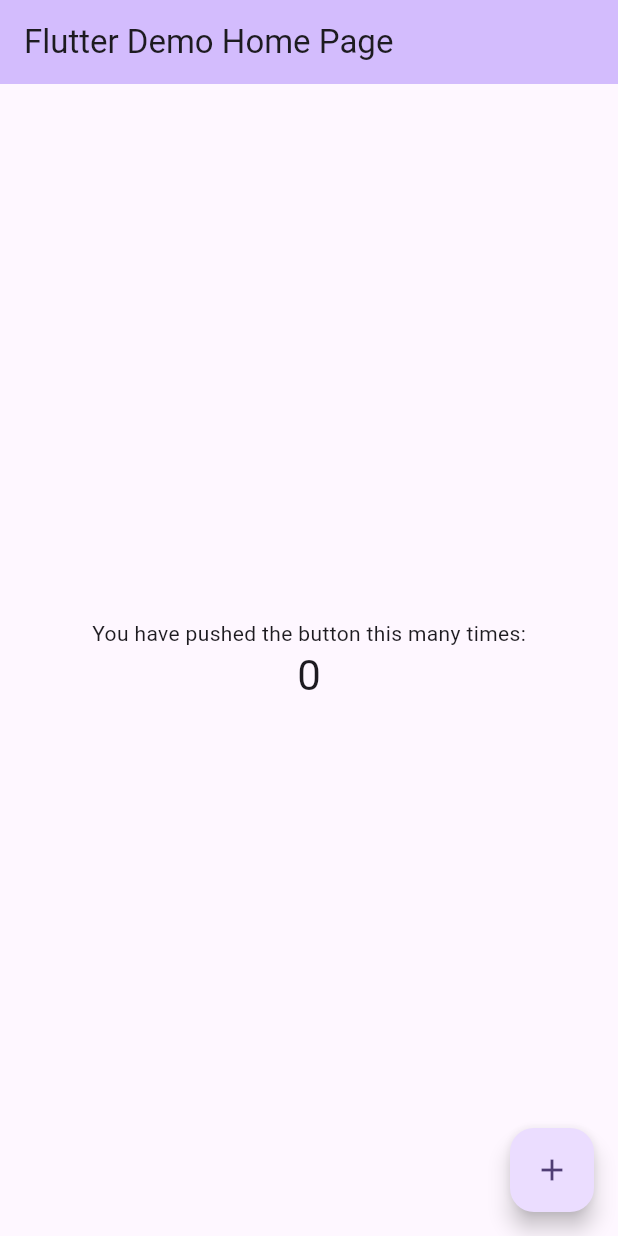
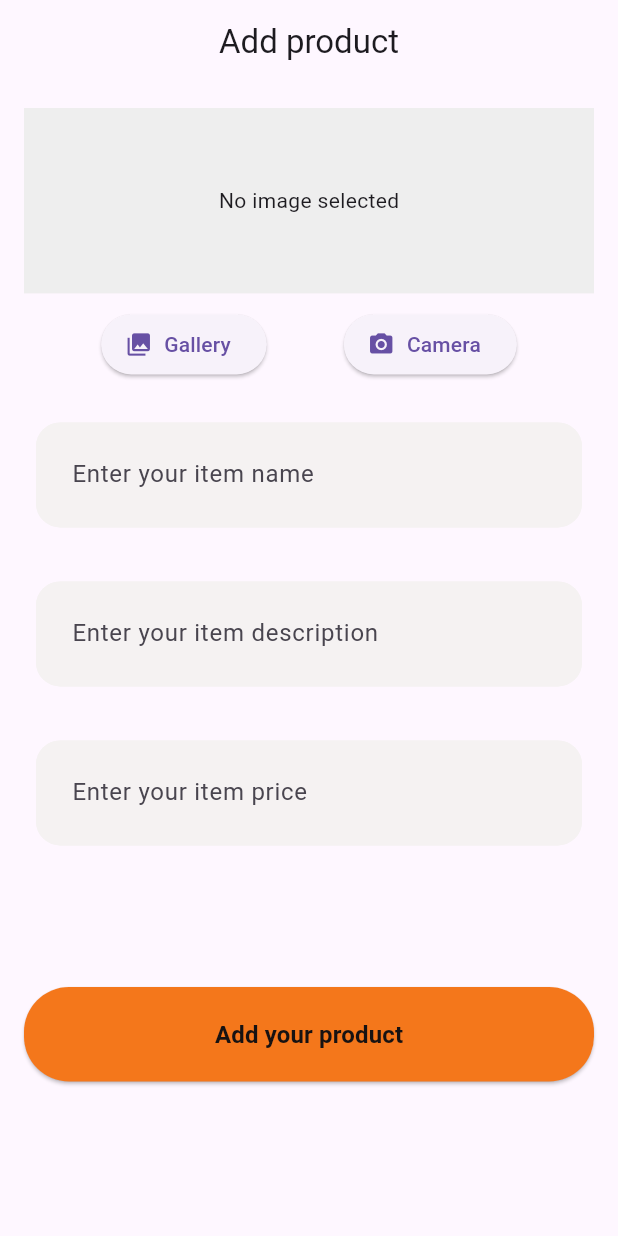
Before and after one commit to osama21245/3la-ad-el-eed, a Flutter app: the screen it shows after launch, on a phone screen of 412 x 824 dp. Run offline on Flutter 3.47's test engine with Material 3 defaults, Android fonts, the phone set to English and light mode, and no system bars; our stand-ins replace cloud_firestore, firebase_core, flutter_bloc, get_it, image_picker; accounts and stored records are empty.

Commit message:
finished add product ui and logic

```diff
--- /dev/null
+++ b/lib/core/theme/app_palette.dart
@@ -0,0 +1,8 @@
+import 'package:flutter/material.dart';
+
+class AppPalette {
+  static const Color mainColor = Color(0xffF4771B);
+  static const Color lightGrayColor= Color(0xffF5F2F2);
+  static const Color white = Colors.white;
+  static const Color black = Colors.black;
+}
--- /dev/null
+++ b/lib/features/shops/data/data_source/add_product_remote_data_source.dart
@@ -0,0 +1,35 @@
+import 'dart:io';
+import 'package:cloud_firestore/cloud_firestore.dart';
+
+import '../../../../core/helpers/image_converter.dart';
+
+abstract class AddProductRemoteDataSource {
+  Future<void> addProduct({
+    required String name,
+    required String description,
+    required String price,
+    required File imageFile,
+  });
+}
+
+class AddProductRemoteDataSourceImpl implements AddProductRemoteDataSource {
+  final FirebaseFirestore firestore;
+
+  AddProductRemoteDataSourceImpl({required this.firestore});
+  @override
+  Future<void> addProduct({
+    required String name,
+    required String description,
+    required String price,
+    required File imageFile,
+  }) async {
+    final imageBase64 = await convertImageToBase64(imageFile);
+
+    await FirebaseFirestore.instance.collection('products').add({
+      'name': name,
+      'description': description,
+      'price': price,
+      'imageBase64': imageBase64, // saved as a string
+    });
+  }
+}
--- /dev/null
+++ b/lib/features/shops/data/repository/add_produt_repository.dart
@@ -0,0 +1,32 @@
+import 'dart:io';
+
+import 'package:_3la_ad_el_eed/features/shops/data/data_source/add_product_remote_data_source.dart';
+
+abstract class AddProductRepository {
+  Future<void> addProduct({
+    required String name,
+    required String description,
+    required String price,
+    required File imageFile,
+  });
+}
+
+class AddProductRepositoryImpl implements AddProductRepository {
+  final AddProductRemoteDataSource addProductRemoteDataSource;
+
+  AddProductRepositoryImpl({required this.addProductRemoteDataSource});
+  @override
+  Future<void> addProduct({
+    required String name,
+    required String description,
+    required String price,
+    required File imageFile,
+  }) {
+    return addProductRemoteDataSource.addProduct(
+      name: name,
+      description: description,
+      price: price,
+      imageFile: imageFile,
+    );
+  }
+}
--- a/lib/features/shops/view/controllers/add_product_cubit.dart
+++ b/lib/features/shops/view/controllers/add_product_cubit.dart
@@ -1,11 +1,14 @@
+import 'dart:io';
+import 'package:_3la_ad_el_eed/features/shops/data/repository/add_produt_repository.dart';
 import 'package:flutter_bloc/flutter_bloc.dart';
 import 'package:_3la_ad_el_eed/features/shops/data/repository/shops_repository.dart';
 import 'add_product_state.dart';
 
 class AddProductCubit extends Cubit<AddProductState> {
   final ShopsRepository shopsRepository;
+  final AddProductRepository addProductRepository;
 
-  AddProductCubit({required this.shopsRepository})
+  AddProductCubit({required this.addProductRepository,required this.shopsRepository})
     : super(AddProductState(status: AddProductStatus.initial));
 
   Future<void> getShops() async {
@@ -20,4 +23,24 @@ class AddProductCubit extends Cubit<AddProductState> {
       );
     }
   }
+
+  Future<void> addProduct({
+    required String name,
+    required String description,
+    required String price,
+    required File imageBase64,
+  }) async {
+    emit(state.copyWith(status: AddProductStatus.loading));
+    try {
+      await addProductRepository.addProduct(
+        name: name,
+        description: description,
+        price: price,
+        imageFile: imageBase64,
+      );
+      emit(state.copyWith(status: AddProductStatus.success));
+    } catch (e) {
+      emit(state.copyWith(status: AddProductStatus.error, error: e.toString()));
+    }
+  }
 }
--- a/lib/features/shops/view/screens/add_product.dart
+++ b/lib/features/shops/view/screens/add_product.dart
@@ -0,0 +1,138 @@
+import 'dart:io';
+import 'package:flutter/material.dart';
+import 'package:flutter_bloc/flutter_bloc.dart';
+import '../../../../core/di/dependency_injection.dart';
+import '../../../../core/theme/app_palette.dart';
+import '../controllers/add_product_cubit.dart';
+import '../controllers/add_product_state.dart';
+import '../widgets/custom_button.dart';
+import '../widgets/custom_text_form_filed.dart';
+import '../widgets/image_picker_filed.dart';
+
+class AddProduct extends StatefulWidget {
+  const AddProduct({super.key});
+
+  @override
+  State<AddProduct> createState() => _AddProductState();
+}
+
+final TextEditingController nameController = TextEditingController();
+final TextEditingController descriptionController = TextEditingController();
+final TextEditingController priceController = TextEditingController();
+final formKey = GlobalKey<FormState>();
+File? selectedImage;
+
+class _AddProductState extends State<AddProduct> {
+  @override
+  Widget build(BuildContext context) {
+    final size = MediaQuery.sizeOf(context);
+
+    return Scaffold(
+      appBar: AppBar(title: const Text("Add product"), centerTitle: true),
+      body: BlocProvider(
+        create: (context) => sl<AddProductCubit>(),
+        child: BlocConsumer<AddProductCubit, AddProductState>(
+          listener: (context, state) {
+            if (state.isSuccess) {
+              ScaffoldMessenger.of(context).showSnackBar(
+                const SnackBar(content: Text("Product added successfully")),
+              );
+              nameController.clear();
+              descriptionController.clear();
+              priceController.clear();
+              setState(() => selectedImage = null);
+            } else if (state.isError) {
+              ScaffoldMessenger.of(
+                context,
+              ).showSnackBar(SnackBar(content: Text("Failed: ${state.error}")));
+            }
+          },
+          builder: (context, state) {
+            if (state.isLoading) {
+              return const Center(child: CircularProgressIndicator());
+            }
+
+            return SingleChildScrollView(
+              padding: const EdgeInsets.all(16),
+              child: Form(
+                key: formKey,
+                child: Column(
+                  crossAxisAlignment: CrossAxisAlignment.stretch,
+                  children: [
+                    ImagePickerField(
+                      onImageSelected: (file) {
+                        selectedImage = file;
+                      },
+                    ),
+                    const SizedBox(height: 16),
+                    CustomTextFormFiled(
+                      hintText: "Enter your item name",
+                      controller: nameController,
+                      validator: (text) {
+                        if (text == null || text.trim().isEmpty) {
+                          return "Please enter item name";
+                        }
+                        return null;
+                      },
+                    ),
+                    const SizedBox(height: 12),
+                    CustomTextFormFiled(
+                      hintText: "Enter your item description",
+                      controller: descriptionController,
+                      validator: (text) {
+                        if (text == null || text.trim().isEmpty) {
+                          return "Please enter item description";
+                        }
+                        return null;
+                      },
+                    ),
+                    const SizedBox(height: 12),
+                    CustomTextFormFiled(
+                      hintText: "Enter your item price",
+                      controller: priceController,
+                      validator: (text) {
+                        if (text == null || text.trim().isEmpty) {
+                          return "Please enter item price";
+                        }
+                        return null;
+                      },
+                    ),
+                    SizedBox(height: size.height * 0.1),
+                    CustomButton(
+                      title: "Add your product",
+                      onPressed: () {
+                        if (formKey.currentState!.validate()) {
+                          if (selectedImage == null) {
+                            ScaffoldMessenger.of(context).showSnackBar(
+                              const SnackBar(
+                                content: Text("Please select an image"),
+                              ),
+                            );
+                            return;
+                          }
+
+                          sl<AddProductCubit>().addProduct(
+                            name: nameController.text.trim(),
+                            description: descriptionController.text.trim(),
+                            price: priceController.text.trim(),
+                            imageBase64: selectedImage!,
+                          );
+                        }
+                      },
+                      buttonColor: AppPalette.mainColor,
+                      style: const TextStyle(
+                        fontSize: 16,
+                        color: Color(0xff171212),
+                        fontWeight: FontWeight.w700,
+                      ),
+                    ),
+                  ],
+                ),
+              ),
+            );
+          },
+        ),
+      ),
+    );
+  }
+}
--- /dev/null
+++ b/lib/features/shops/view/widgets/custom_button.dart
@@ -0,0 +1,33 @@
+import 'package:flutter/material.dart';
+
+class CustomButton extends StatelessWidget {
+  const CustomButton({
+    super.key,
+    required this.title,
+    required this.style,
+    required this.onPressed,
+    required this.buttonColor,
+  });
+
+  final String title;
+  final TextStyle style;
+  final void Function() onPressed;
+  final Color buttonColor;
+
+  @override
+  Widget build(BuildContext context) {
+    return ElevatedButton(
+      style: ElevatedButton.styleFrom(
+        backgroundColor: buttonColor,
+        padding: const EdgeInsets.symmetric(vertical: 20),
+        shape: RoundedRectangleBorder(
+          borderRadius: BorderRadius.circular(30),
+        ),
+      ),
+      onPressed: () {
+        onPressed();
+      },
+      child: Text(title, style: style),
+    );
+  }
+}
--- /dev/null
+++ b/lib/features/shops/view/widgets/custom_text_form_filed.dart
@@ -0,0 +1,64 @@
+import 'package:flutter/material.dart';
+import '../../../../core/theme/app_palette.dart';
+
+class CustomTextFormFiled extends StatelessWidget {
+  final String hintText;
+  final Widget? suffixIcon;
+  final Widget? prefixIcon;
+  final bool isObscure;
+  final TextInputType keyBoardType;
+  final String? Function(String?)? validator;
+  final TextEditingController controller;
+  final Color color;
+  const CustomTextFormFiled({
+    super.key,
+    required this.hintText,
+    this.suffixIcon,
+    this.prefixIcon,
+    this.isObscure = false,
+    this.keyBoardType = TextInputType.text,
+    required this.controller,
+    required this.validator,
+    this.color = AppPalette.lightGrayColor,
+  });
+
+  @override
+  Widget build(BuildContext context) {
+    return Padding(
+      padding: const EdgeInsets.symmetric(horizontal: 8,vertical: 12),
+      child: TextFormField(
+        decoration: InputDecoration(
+          contentPadding: const EdgeInsets.symmetric(vertical: 23, horizontal: 20),
+          prefixIcon: prefixIcon,
+          suffixIcon: suffixIcon,
+          enabledBorder: OutlineInputBorder(
+            borderRadius: BorderRadius.circular(16),
+            borderSide: BorderSide(color: AppPalette.lightGrayColor),
+          ),
+          focusedBorder: OutlineInputBorder(
+            borderRadius: BorderRadius.circular(16),
+            borderSide: BorderSide(color: AppPalette.lightGrayColor),
+          ),
+          errorBorder: OutlineInputBorder(
+            borderRadius: BorderRadius.circular(16),
+            borderSide: BorderSide(color: AppPalette.lightGrayColor),
+          ),
+          focusedErrorBorder: OutlineInputBorder(
+            borderRadius: BorderRadius.circular(16),
+            borderSide: BorderSide(color: AppPalette.lightGrayColor),
+          ),
+          hintText: hintText,
+          // hintStyle: Styles.style13,
+          filled: true,
+          fillColor: AppPalette.lightGrayColor,
+        ),
+        // style: Styles.style13,
+        keyboardType: keyBoardType,
+        obscureText: isObscure,
+        validator: validator,
+        controller: controller,
+        autofocus: false,
+      ),
+    );
+  }
+}
--- /dev/null
+++ b/lib/features/shops/view/widgets/image_picker_filed.dart
@@ -0,0 +1,65 @@
+import 'dart:io';
+import 'package:flutter/material.dart';
+import 'package:image_picker/image_picker.dart';
+
+class ImagePickerField extends StatefulWidget {
+  final void Function(File imageFile) onImageSelected;
+
+  const ImagePickerField({super.key, required this.onImageSelected});
+
+  @override
+  State<ImagePickerField> createState() => _ImagePickerFieldState();
+}
+
+class _ImagePickerFieldState extends State<ImagePickerField> {
+  File? selectedImage;
+
+  Future<void> pickImage(ImageSource source) async {
+    final picked = await ImagePicker().pickImage(source: source);
+    if (picked != null) {
+      final imageFile = File(picked.path);
+      setState(() => selectedImage = imageFile);
+      widget.onImageSelected(imageFile);
+    }
+  }
+
+  @override
+  Widget build(BuildContext context) {
+    var size = MediaQuery.sizeOf(context);
+    return Column(
+      children: [
+        if (selectedImage != null)
+          Image.file(
+            selectedImage!,
+            height: size.height*0.15,
+            width: double.infinity,
+            fit: BoxFit.fill,
+          )
+        else
+          Container(
+            height: size.height*0.15,
+            width: double.infinity,
+            color: Colors.grey[200],
+            alignment: Alignment.center,
+            child: Text("No image selected"),
+          ),
+        SizedBox(height: 10),
+        Row(
+          mainAxisAlignment: MainAxisAlignment.spaceEvenly,
+          children: [
+            ElevatedButton.icon(
+              onPressed: () => pickImage(ImageSource.gallery),
+              icon: Icon(Icons.photo_library),
+              label: Text("Gallery"),
+            ),
+            ElevatedButton.icon(
+              onPressed: () => pickImage(ImageSource.camera),
+              icon: Icon(Icons.camera_alt),
+              label: Text("Camera"),
+            ),
+          ],
+        ),
+      ],
+    );
+  }
+}
--- a/lib/main.dart
+++ b/lib/main.dart
@@ -1,122 +1,24 @@
+import 'package:_3la_ad_el_eed/features/shops/view/screens/add_product.dart';
 import 'package:flutter/material.dart';
+import 'package:firebase_core/firebase_core.dart';
+import 'core/di/dependency_injection.dart';
+import 'firebase_options.dart';
 
-void main() {
+Future<void> main() async {
+  WidgetsFlutterBinding.ensureInitialized();
+  await Firebase.initializeApp(
+    options: DefaultFirebaseOptions.currentPlatform,
+  );
+  intl();
   runApp(const MyApp());
 }
 
 class MyApp extends StatelessWidget {
   const MyApp({super.key});
-
-  // This widget is the root of your application.
   @override
   Widget build(BuildContext context) {
     return MaterialApp(
-      title: 'Flutter Demo',
-      theme: ThemeData(
-        // This is the theme of your application.
-        //
-        // TRY THIS: Try running your application with "flutter run". You'll see
-        // the application has a purple toolbar. Then, without quitting the app,
-        // try changing the seedColor in the colorScheme below to Colors.green
-        // and then invoke "hot reload" (save your changes or press the "hot
-        // reload" button in a Flutter-supported IDE, or press "r" if you used
-        // the command line to start the app).
-        //
-        // Notice that the counter didn't reset back to zero; the application
-        // state is not lost during the reload. To reset the state, use hot
-        // restart instead.
-        //
-        // This works for code too, not just values: Most code changes can be
-        // tested with just a hot reload.
-        colorScheme: ColorScheme.fromSeed(seedColor: Colors.deepPurple),
-      ),
-      home: const MyHomePage(title: 'Flutter Demo Home Page'),
+      home: const AddProduct(),
     );
   }
 }
-
-class MyHomePage extends StatefulWidget {
-  const MyHomePage({super.key, required this.title});
-
-  // This widget is the home page of your application. It is stateful, meaning
-  // that it has a State object (defined below) that contains fields that affect
-  // how it looks.
-
-  // This class is the configuration for the state. It holds the values (in this
-  // case the title) provided by the parent (in this case the App widget) and
-  // used by the build method of the State. Fields in a Widget subclass are
-  // always marked "final".
-
-  final String title;
-
-  @override
-  State<MyHomePage> createState() => _MyHomePageState();
-}
-
-class _MyHomePageState extends State<MyHomePage> {
-  int _counter = 0;
-
-  void _incrementCounter() {
-    setState(() {
-      // This call to setState tells the Flutter framework that something has
-      // changed in this State, which causes it to rerun the build method below
-      // so that the display can reflect the updated values. If we changed
-      // _counter without calling setState(), then the build method would not be
-      // called again, and so nothing would appear to happen.
-      _counter++;
-    });
-  }
-
-  @override
-  Widget build(BuildContext context) {
-    // This method is rerun every time setState is called, for instance as done
-    // by the _incrementCounter method above.
-    //
-    // The Flutter framework has been optimized to make rerunning build methods
-    // fast, so that you can just rebuild anything that needs updating rather
-    // than having to individually change instances of widgets.
-    return Scaffold(
-      appBar: AppBar(
-        // TRY THIS: Try changing the color here to a specific color (to
-        // Colors.amber, perhaps?) and trigger a hot reload to see the AppBar
-        // change color while the other colors stay the same.
-        backgroundColor: Theme.of(context).colorScheme.inversePrimary,
-        // Here we take the value from the MyHomePage object that was created by
-        // the App.build method, and use it to set our appbar title.
-        title: Text(widget.title),
-      ),
-      body: Center(
-        // Center is a layout widget. It takes a single child and positions it
-        // in the middle of the parent.
-        child: Column(
-          // Column is also a layout widget. It takes a list of children and
-          // arranges them vertically. By default, it sizes itself to fit its
-          // children horizontally, and tries to be as tall as its parent.
-          //
-          // Column has various properties to control how it sizes itself and
-          // how it positions its children. Here we use mainAxisAlignment to
-          // center the children vertically; the main axis here is the vertical
-          // axis because Columns are vertical (the cross axis would be
-          // horizontal).
-          //
-          // TRY THIS: Invoke "debug painting" (choose the "Toggle Debug Paint"
-          // action in the IDE, or press "p" in the console), to see the
-          // wireframe for each widget.
-          mainAxisAlignment: MainAxisAlignment.center,
-          children: <Widget>[
-            const Text('You have pushed the button this many times:'),
-            Text(
-              '$_counter',
-              style: Theme.of(context).textTheme.headlineMedium,
-            ),
-          ],
-        ),
-      ),
-      floatingActionButton: FloatingActionButton(
-        onPressed: _incrementCounter,
-        tooltip: 'Increment',
-        child: const Icon(Icons.add),
-      ), // This trailing comma makes auto-formatting nicer for build methods.
-    );
-  }
-}
--- a/pubspec.yaml
+++ b/pubspec.yaml
@@ -34,6 +34,10 @@ dependencies:
   # The following adds the Cupertino Icons font to your application.
   # Use with the CupertinoIcons class for iOS style icons.
   cupertino_icons: ^1.0.8
+  image_picker: ^1.1.2
+  firebase_core: ^3.15.1
+  cloud_firestore: ^5.6.11
+  get_it: ^8.0.3
 
 dev_dependencies:
   flutter_test:
@@ -46,7 +50,6 @@ dev_dependencies:
   # rules and activating additional ones.
   flutter_lints: ^5.0.0
   flutter_bloc: ^9.1.1
-  firebase_core: ^3.15.1
   http: ^1.4.0
 
 # For information on the generic Dart part of this file, see the
```
Also changed, not shown: lib/core/di/dependency_injection.dart (added, +36 -0 lines), lib/core/helpers/image_converter.dart (added, +7 -0 lines), pubspec.lock, 7 other files.
